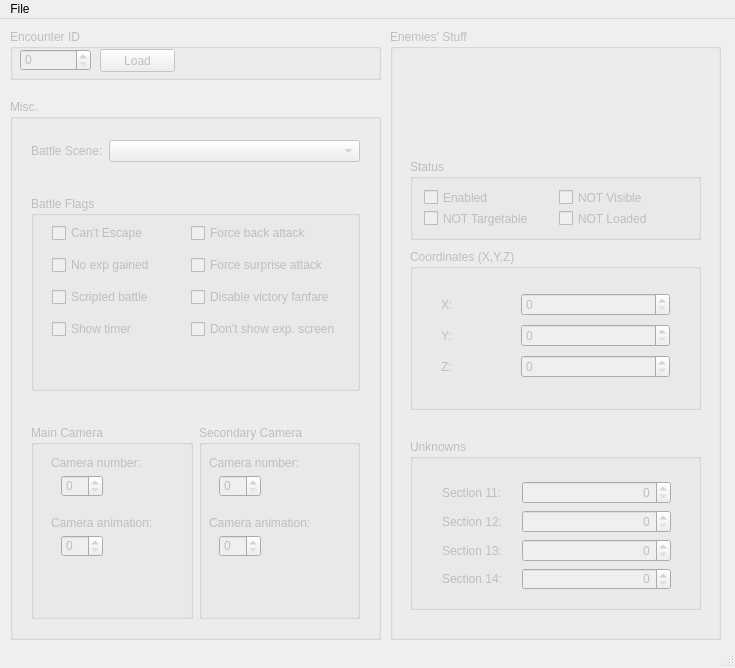
Above: mainwindow.ui from JeMaCheHi/Cactilio before the change. Below: the same form after it.
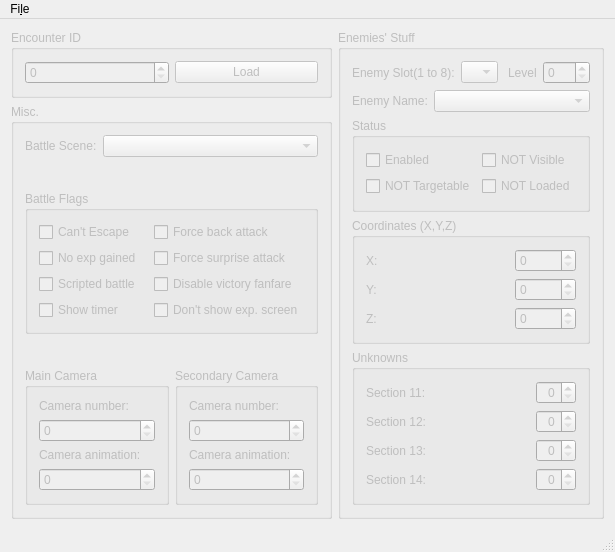
That is the form after the change. Icons and pictures are not drawn.

Diff of the .ui file:
```diff
--- a/mainwindow.ui
+++ b/mainwindow.ui
@@ -6,8 +6,8 @@
    <rect>
     <x>0</x>
     <y>0</y>
-    <width>735</width>
-    <height>668</height>
+    <width>550</width>
+    <height>488</height>
    </rect>
   </property>
   <property name="baseSize">
@@ -24,30 +24,30 @@
     <normaloff>:/images/cactilio128.png</normaloff>:/images/cactilio128.png</iconset>
   </property>
   <widget class="QWidget" name="centralWidget">
+   <layout class="QHBoxLayout" name="horizontalLayout">
+    <item>
+     <layout class="QVBoxLayout" name="verticalLayout_3">
+      <item>
    <widget class="QGroupBox" name="encounterGroupBox">
     <property name="enabled">
      <bool>false</bool>
     </property>
-    <property name="geometry">
-     <rect>
-      <x>10</x>
-      <y>10</y>
-      <width>371</width>
-      <height>51</height>
-     </rect>
-    </property>
     <property name="title">
      <string>Encounter ID</string>
     </property>
+        <layout class="QHBoxLayout" name="horizontalLayout_5">
+         <item>
+          <widget class="QSpinBox" name="encounterID">
+           <property name="statusTip">
+            <string/>
+           </property>
+           <property name="maximum">
+            <number>1023</number>
+           </property>
+          </widget>
+         </item>
+         <item>
     <widget class="QPushButton" name="loadEncounter">
-     <property name="geometry">
-      <rect>
-       <x>90</x>
-       <y>20</y>
-       <width>75</width>
-       <height>23</height>
-      </rect>
-     </property>
      <property name="text">
       <string>Load</string>
      </property>
@@ -58,47 +58,20 @@
       <bool>false</bool>
      </property>
     </widget>
-    <widget class="QSpinBox" name="encounterID">
-     <property name="geometry">
-      <rect>
-       <x>10</x>
-       <y>20</y>
-       <width>71</width>
-       <height>22</height>
-      </rect>
-     </property>
-     <property name="statusTip">
-      <string/>
-     </property>
-     <property name="maximum">
-      <number>1023</number>
-     </property>
-    </widget>
-   </widget>
+         </item>
+        </layout>
+       </widget>
+      </item>
+      <item>
    <widget class="QGroupBox" name="MiscBox">
     <property name="enabled">
      <bool>false</bool>
     </property>
-    <property name="geometry">
-     <rect>
-      <x>10</x>
-      <y>80</y>
-      <width>371</width>
-      <height>541</height>
-     </rect>
-    </property>
     <property name="title">
      <string>Misc.</string>
     </property>
-    <widget class="QWidget" name="layoutWidget">
-     <property name="geometry">
-      <rect>
-       <x>10</x>
-       <y>30</y>
-       <width>351</width>
-       <height>501</height>
-      </rect>
-     </property>
+        <layout class="QVBoxLayout" name="verticalLayout_2">
+         <item>
      <layout class="QVBoxLayout" name="verticalLayout" stretch="1,3,3">
       <property name="spacing">
        <number>34</number>
@@ -144,19 +117,15 @@
         <property name="title">
          <string>Battle Flags</string>
         </property>
-        <widget class="QWidget" name="layoutWidget">
-         <property name="geometry">
-          <rect>
-           <x>10</x>
-           <y>10</y>
-           <width>311</width>
-           <height>151</height>
-          </rect>
-         </property>
+             <layout class="QVBoxLayout" name="verticalLayout_7">
+              <item>
          <layout class="QGridLayout" name="flagsLayout">
           <property name="sizeConstraint">
            <enum>QLayout::SetDefaultConstraint</enum>
           </property>
+                <property name="horizontalSpacing">
+                 <number>12</number>
+                </property>
           <item row="1" column="1">
            <widget class="QCheckBox" name="surpriseAttack">
             <property name="text">
@@ -214,7 +183,8 @@
            </widget>
           </item>
          </layout>
-        </widget>
+              </item>
+             </layout>
        </widget>
       </item>
       <item>
@@ -224,58 +194,36 @@
           <property name="title">
            <string>Main Camera</string>
           </property>
+               <layout class="QVBoxLayout" name="verticalLayout_5">
+                <item>
           <widget class="QLabel" name="label">
-           <property name="geometry">
-            <rect>
-             <x>20</x>
-             <y>30</y>
-             <width>91</width>
-             <height>16</height>
-            </rect>
-           </property>
            <property name="text">
             <string>Camera number:</string>
            </property>
           </widget>
-          <widget class="QLabel" name="label_2">
-           <property name="geometry">
-            <rect>
-             <x>20</x>
-             <y>90</y>
-             <width>111</width>
-             <height>16</height>
-            </rect>
-           </property>
-           <property name="text">
-            <string>Camera animation:</string>
-           </property>
-          </widget>
+                </item>
+                <item>
           <widget class="QSpinBox" name="mainCamNumberBox">
-           <property name="geometry">
-            <rect>
-             <x>30</x>
-             <y>50</y>
-             <width>42</width>
-             <height>22</height>
-            </rect>
-           </property>
            <property name="maximum">
             <number>3</number>
            </property>
           </widget>
+                </item>
+                <item>
+                 <widget class="QLabel" name="label_2">
+                  <property name="text">
+                   <string>Camera animation:</string>
+                  </property>
+                 </widget>
+                </item>
+                <item>
           <widget class="QSpinBox" name="mainCamAnimBox">
-           <property name="geometry">
-            <rect>
-             <x>30</x>
-             <y>110</y>
-             <width>42</width>
-             <height>22</height>
-            </rect>
-           </property>
            <property name="maximum">
             <number>7</number>
            </property>
           </widget>
+                </item>
+               </layout>
          </widget>
         </item>
         <item>
@@ -283,94 +231,169 @@
           <property name="title">
            <string>Secondary Camera</string>
           </property>
+               <layout class="QVBoxLayout" name="verticalLayout_6">
+                <item>
+                 <widget class="QLabel" name="label_4">
+                  <property name="text">
+                   <string>Camera number:</string>
+                  </property>
+                 </widget>
+                </item>
+                <item>
+                 <widget class="QSpinBox" name="secCamNumberBox">
+                  <property name="maximum">
+                   <number>3</number>
+                  </property>
+                 </widget>
+                </item>
+                <item>
           <widget class="QLabel" name="label_3">
-           <property name="geometry">
-            <rect>
-             <x>10</x>
-             <y>90</y>
-             <width>111</width>
-             <height>16</height>
-            </rect>
-           </property>
            <property name="text">
             <string>Camera animation:</string>
            </property>
           </widget>
+                </item>
+                <item>
           <widget class="QSpinBox" name="secCamAnimBox">
-           <property name="geometry">
-            <rect>
-             <x>20</x>
-             <y>110</y>
-             <width>42</width>
-             <height>22</height>
-            </rect>
-           </property>
            <property name="maximum">
             <number>7</number>
            </property>
           </widget>
-          <widget class="QSpinBox" name="secCamNumberBox">
-           <property name="geometry">
-            <rect>
-             <x>20</x>
-             <y>50</y>
-             <width>42</width>
-             <height>22</height>
-            </rect>
-           </property>
-           <property name="maximum">
-            <number>3</number>
-           </property>
-          </widget>
-          <widget class="QLabel" name="label_4">
-           <property name="geometry">
-            <rect>
-             <x>10</x>
-             <y>30</y>
-             <width>91</width>
-             <height>16</height>
-            </rect>
-           </property>
-           <property name="text">
-            <string>Camera number:</string>
-           </property>
-          </widget>
-         </widget>
+                </item>
+               </layout>
+              </widget>
         </item>
        </layout>
       </item>
      </layout>
-    </widget>
-   </widget>
+         </item>
+        </layout>
+       </widget>
+      </item>
+     </layout>
+    </item>
+    <item>
    <widget class="QGroupBox" name="enemyStuffBox">
     <property name="enabled">
      <bool>false</bool>
     </property>
-    <property name="geometry">
-     <rect>
-      <x>390</x>
-      <y>10</y>
-      <width>331</width>
-      <height>611</height>
-     </rect>
-    </property>
     <property name="title">
      <string>Enemies' Stuff</string>
     </property>
+      <layout class="QVBoxLayout" name="verticalLayout_4">
+       <item>
+        <layout class="QHBoxLayout" name="horizontalLayout_2">
+         <item>
+          <widget class="QLabel" name="slotLabel">
+           <property name="text">
+            <string>Enemy Slot(1 to 8):</string>
+           </property>
+          </widget>
+         </item>
+         <item>
+          <widget class="QComboBox" name="enemySlotBox">
+           <property name="currentIndex">
+            <number>-1</number>
+           </property>
+           <item>
+            <property name="text">
+             <string>1</string>
+            </property>
+           </item>
+           <item>
+            <property name="text">
+             <string>2</string>
+            </property>
+           </item>
+           <item>
+            <property name="text">
+             <string>3</string>
+            </property>
+           </item>
+           <item>
+            <property name="text">
+             <string>4</string>
+            </property>
+           </item>
+           <item>
+            <property name="text">
+             <string>5</string>
+            </property>
+           </item>
+           <item>
+            <property name="text">
+             <string>6</string>
+            </property>
+           </item>
+           <item>
+            <property name="text">
+             <string>7</string>
+            </property>
+           </item>
+           <item>
+            <property name="text">
+             <string>8</string>
+            </property>
+           </item>
+          </widget>
+         </item>
+         <item>
+          <spacer name="horizontalSpacer">
+           <property name="orientation">
+            <enum>Qt::Horizontal</enum>
+           </property>
+           <property name="sizeHint" stdset="0">
+            <size>
+             <width>40</width>
+             <height>20</height>
+            </size>
+           </property>
+          </spacer>
+         </item>
+         <item>
+          <widget class="QLabel" name="levelLabel">
+           <property name="text">
+            <string>Level</string>
+           </property>
+          </widget>
+         </item>
+         <item>
+          <widget class="QSpinBox" name="levelBox">
+           <property name="maximum">
+            <number>255</number>
+           </property>
+          </widget>
+         </item>
+        </layout>
+       </item>
+       <item>
+        <layout class="QHBoxLayout" name="nameLayout" stretch="2,5">
+         <item>
+          <widget class="QLabel" name="nameLabel">
+           <property name="text">
+            <string>Enemy Name:</string>
+           </property>
+          </widget>
+         </item>
+         <item>
+          <widget class="QComboBox" name="enemyNameBox">
+           <property name="maxVisibleItems">
+            <number>20</number>
+           </property>
+           <property name="sizeAdjustPolicy">
+            <enum>QComboBox::AdjustToContents</enum>
+           </property>
+          </widget>
+         </item>
+        </layout>
+       </item>
+       <item>
     <widget class="QGroupBox" name="enemyStatGroup">
-     <property name="geometry">
-      <rect>
-       <x>20</x>
-       <y>130</y>
-       <width>291</width>
-       <height>81</height>
-      </rect>
-     </property>
      <property name="title">
       <string>Status</string>
      </property>
-     <layout class="QGridLayout" name="gridLayout">
-      <item row="0" column="0">
+         <layout class="QVBoxLayout" name="verticalLayout_10">
+          <item>
        <layout class="QGridLayout" name="gridLayout_2">
         <item row="0" column="0">
          <widget class="QCheckBox" name="enabledCheck">
@@ -404,31 +427,18 @@
       </item>
      </layout>
     </widget>
+       </item>
+       <item>
     <widget class="QGroupBox" name="coordsGroup">
-     <property name="geometry">
-      <rect>
-       <x>20</x>
-       <y>220</y>
-       <width>291</width>
-       <height>161</height>
-      </rect>
-     </property>
      <property name="whatsThis">
       <string>&lt;html&gt;&lt;head/&gt;&lt;body&gt;&lt;p&gt;&lt;br/&gt;&lt;/p&gt;&lt;/body&gt;&lt;/html&gt;</string>
      </property>
      <property name="title">
       <string>Coordinates (X,Y,Z)</string>
      </property>
-     <widget class="QWidget" name="layoutWidget">
-      <property name="geometry">
-       <rect>
-        <x>20</x>
-        <y>31</y>
-        <width>251</width>
-        <height>111</height>
-       </rect>
-      </property>
-      <layout class="QGridLayout" name="gridLayout_3" columnstretch="1,2">
+         <layout class="QVBoxLayout" name="verticalLayout_9">
+          <item>
+           <layout class="QGridLayout" name="gridLayout_3" columnstretch="1,0">
        <item row="0" column="1">
         <widget class="QSpinBox" name="xCoordBox">
          <property name="maximum">
@@ -472,30 +482,50 @@
         </widget>
        </item>
       </layout>
-     </widget>
-    </widget>
+          </item>
+         </layout>
+        </widget>
+       </item>
+       <item>
     <widget class="QGroupBox" name="unknownGroup">
-     <property name="geometry">
-      <rect>
-       <x>20</x>
-       <y>410</y>
-       <width>291</width>
-       <height>171</height>
-      </rect>
-     </property>
      <property name="title">
       <string>Unknowns</string>
      </property>
-     <widget class="QWidget" name="layoutWidget">
-      <property name="geometry">
-       <rect>
-        <x>21</x>
-        <y>31</y>
-        <width>251</width>
-        <height>131</height>
-       </rect>
-      </property>
-      <layout class="QGridLayout" name="gridLayout_4" columnstretch="2,4">
+         <layout class="QVBoxLayout" name="verticalLayout_8">
+          <item>
+           <layout class="QGridLayout" name="gridLayout_4" columnstretch="2,0">
+            <item row="1" column="1">
+             <widget class="QSpinBox" name="sect12Box">
+              <property name="alignment">
+               <set>Qt::AlignRight|Qt::AlignTrailing|Qt::AlignVCenter</set>
+              </property>
+              <property name="maximum">
+               <number>65535</number>
+              </property>
+              <property name="displayIntegerBase">
+               <number>16</number>
+              </property>
+             </widget>
+            </item>
+            <item row="3" column="1">
+             <widget class="QSpinBox" name="sect14Box">
+              <property name="alignment">
+               <set>Qt::AlignRight|Qt::AlignTrailing|Qt::AlignVCenter</set>
+              </property>
+              <property name="suffix">
+               <string/>
+              </property>
+              <property name="prefix">
+               <string/>
+              </property>
+              <property name="maximum">
+               <number>255</number>
+              </property>
+              <property name="displayIntegerBase">
+               <number>16</number>
+              </property>
+             </widget>
+            </item>
        <item row="0" column="0">
         <widget class="QLabel" name="label_12">
          <property name="text">
@@ -523,19 +553,6 @@
          </property>
         </widget>
        </item>
-       <item row="1" column="1">
-        <widget class="QSpinBox" name="sect12Box">
-         <property name="alignment">
-          <set>Qt::AlignRight|Qt::AlignTrailing|Qt::AlignVCenter</set>
-         </property>
-         <property name="maximum">
-          <number>65535</number>
-         </property>
-         <property name="displayIntegerBase">
-          <number>16</number>
-         </property>
-        </widget>
-       </item>
        <item row="2" column="0">
         <widget class="QLabel" name="label_14">
          <property name="text">
@@ -563,151 +580,15 @@
          </property>
         </widget>
        </item>
-       <item row="3" column="1">
-        <widget class="QSpinBox" name="sect14Box">
-         <property name="alignment">
-          <set>Qt::AlignRight|Qt::AlignTrailing|Qt::AlignVCenter</set>
-         </property>
-         <property name="suffix">
-          <string/>
-         </property>
-         <property name="prefix">
-          <string/>
-         </property>
-         <property name="maximum">
-          <number>255</number>
-         </property>
-         <property name="displayIntegerBase">
-          <number>16</number>
-         </property>
-        </widget>
+           </layout>
        </item>
       </layout>
      </widget>
-    </widget>
-    <widget class="QWidget" name="layoutWidget">
-     <property name="geometry">
-      <rect>
-       <x>21</x>
-       <y>30</y>
-       <width>281</width>
-       <height>22</height>
-      </rect>
-     </property>
-     <layout class="QHBoxLayout" name="horizontalLayout_2">
-      <item>
-       <widget class="QLabel" name="slotLabel">
-        <property name="text">
-         <string>Enemy Slot(1 to 8):</string>
-        </property>
-       </widget>
-      </item>
-      <item>
-       <widget class="QComboBox" name="enemySlotBox">
-        <property name="currentIndex">
-         <number>-1</number>
-        </property>
-        <item>
-         <property name="text">
-          <string>1</string>
-         </property>
-        </item>
-        <item>
-         <property name="text">
-          <string>2</string>
-         </property>
-        </item>
-        <item>
-         <property name="text">
-          <string>3</string>
-         </property>
-        </item>
-        <item>
-         <property name="text">
-          <string>4</string>
-         </property>
-        </item>
-        <item>
-         <property name="text">
-          <string>5</string>
-         </property>
-        </item>
-        <item>
-         <property name="text">
-          <string>6</string>
-         </property>
-        </item>
-        <item>
-         <property name="text">
-          <string>7</string>
-         </property>
-        </item>
-        <item>
-         <property name="text">
-          <string>8</string>
-         </property>
-        </item>
-       </widget>
-      </item>
-      <item>
-       <spacer name="horizontalSpacer">
-        <property name="orientation">
-         <enum>Qt::Horizontal</enum>
-        </property>
-        <property name="sizeHint" stdset="0">
-         <size>
-          <width>40</width>
-          <height>20</height>
-         </size>
-        </property>
-       </spacer>
-      </item>
-      <item>
-       <widget class="QLabel" name="levelLabel">
-        <property name="text">
-         <string>Level</string>
-        </property>
-       </widget>
-      </item>
-      <item>
-       <widget class="QSpinBox" name="levelBox">
-        <property name="maximum">
-         <number>255</number>
-        </property>
-       </widget>
-      </item>
-     </layout>
-    </widget>
-    <widget class="QWidget" name="layoutWidget">
-     <property name="geometry">
-      <rect>
-       <x>18</x>
-       <y>80</y>
-       <width>281</width>
-       <height>22</height>
-      </rect>
-     </property>
-     <layout class="QHBoxLayout" name="nameLayout" stretch="2,5">
-      <item>
-       <widget class="QLabel" name="nameLabel">
-        <property name="text">
-         <string>Enemy Name:</string>
-        </property>
-       </widget>
-      </item>
-      <item>
-       <widget class="QComboBox" name="enemyNameBox">
-        <property name="maxVisibleItems">
-         <number>20</number>
-        </property>
-        <property name="sizeAdjustPolicy">
-         <enum>QComboBox::AdjustToContents</enum>
-        </property>
-       </widget>
-      </item>
-     </layout>
-    </widget>
-   </widget>
+       </item>
+      </layout>
+     </widget>
+    </item>
+   </layout>
   </widget>
   <widget class="QStatusBar" name="statusBar"/>
   <widget class="QMenuBar" name="menuBar">
@@ -715,13 +596,13 @@
     <rect>
      <x>0</x>
      <y>0</y>
-     <width>735</width>
+     <width>550</width>
      <height>21</height>
     </rect>
    </property>
    <widget class="QMenu" name="menuFile">
     <property name="title">
-     <string>File</string>
+     <string>Fi&amp;le</string>
     </property>
     <addaction name="actionOpen"/>
     <addaction name="actionSave"/>
```
Left out of the diff: 10 changed lines with no effect on the pictures. Lines whose indentation alone changed are shown as unchanged.
